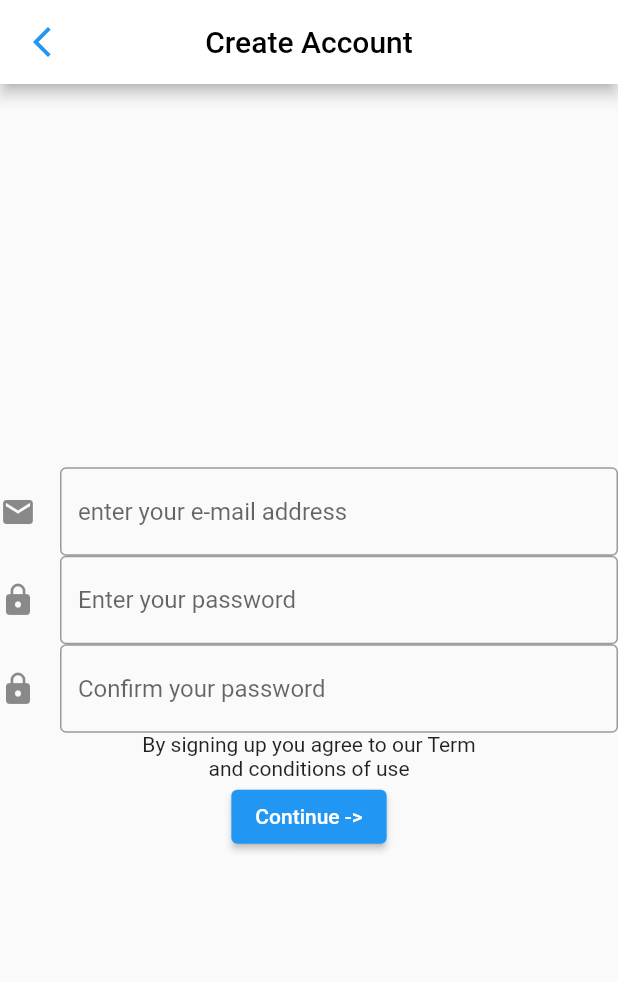
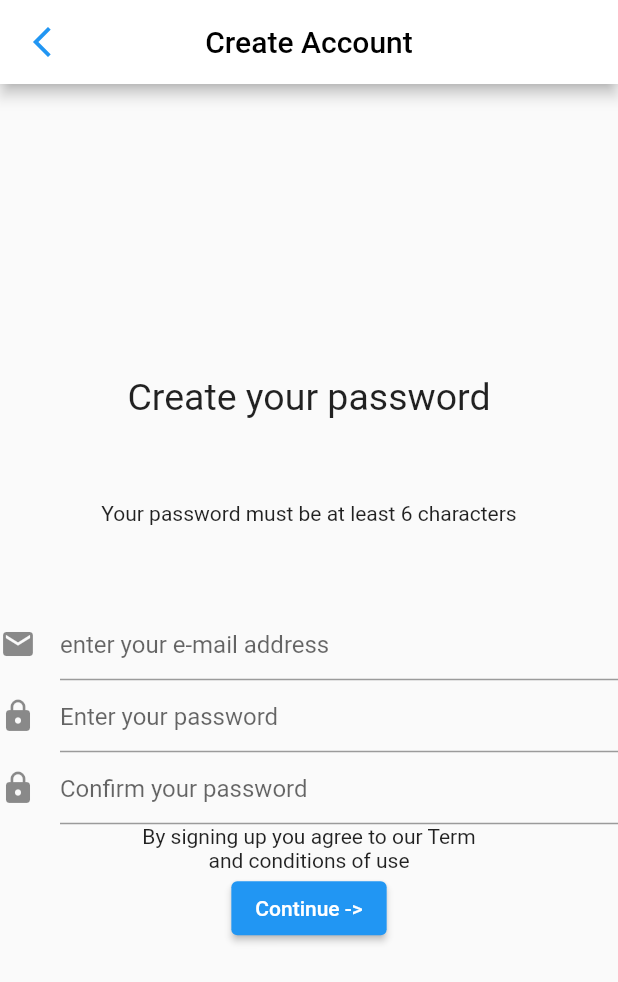
Before and after one commit to hun9357/firebase_flutter_demo, a Flutter app: the RegisterPage screen opened directly, on a phone screen of 412 x 824 dp. Shown: the top 982 px of the screen. Run offline on Flutter 3.47's test engine with Material 2 defaults, Android fonts, the phone set to English and light mode, and no system bars.

Commit message:
updated deisgn

```diff
--- a/lib/screens/register.dart
+++ b/lib/screens/register.dart
@@ -38,23 +38,32 @@ class _RegisterPage extends State<RegisterPage> {
           child: Column(
             mainAxisAlignment: MainAxisAlignment.center,
             children: <Widget>[
+              const Text("Create your password",
+                  style: TextStyle(fontSize: 25)),
+              const SizedBox(
+                height: 55,
+              ),
+              const Text('Your password must be at least 6 characters'),
+              const SizedBox(
+                height: 55,
+              ),
               const TextField(
                 decoration: InputDecoration(
                   icon: Icon(Icons.email),
                   hintText: 'enter your e-mail address',
-                    border: OutlineInputBorder()),
+                ),
               ),
               const TextField(
                 decoration: InputDecoration(
                   icon: Icon(Icons.lock),
                   hintText: 'Enter your password',
-                    border: OutlineInputBorder()),
+                ),
               ),
               const TextField(
                 decoration: InputDecoration(
                   icon: Icon(Icons.lock),
                   hintText: 'Confirm your password',
-                    border: OutlineInputBorder()),
+                ),
               ),
               const Text('By signing up you agree to our Term'),
               const Text('and conditions of use'),
```
Lines whose indentation alone changed are shown as unchanged.
